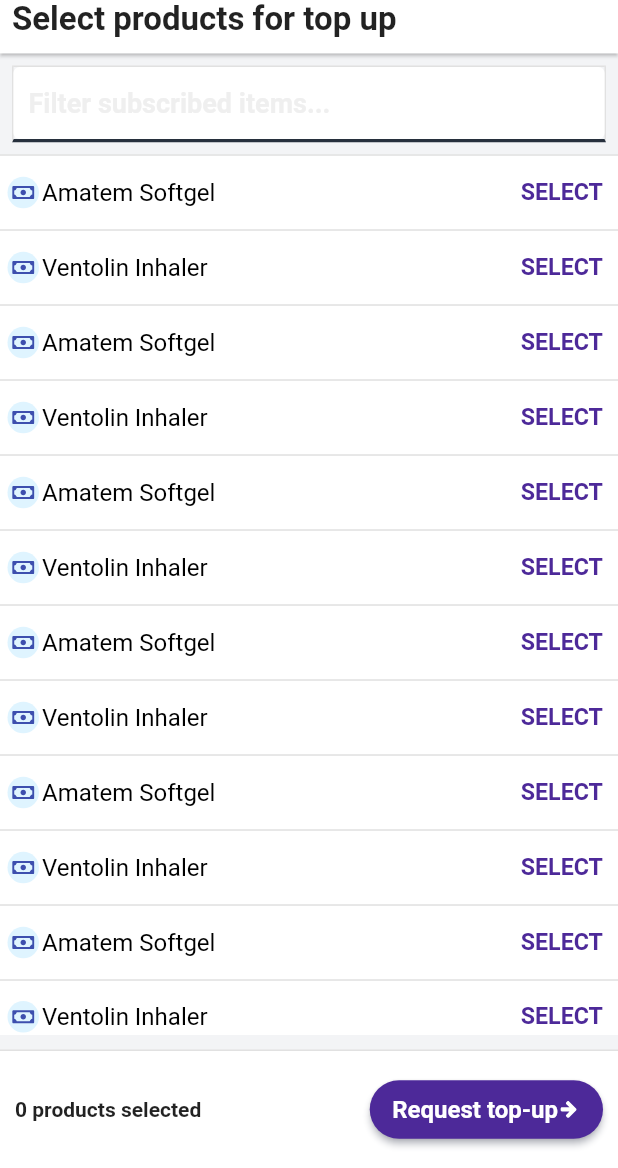
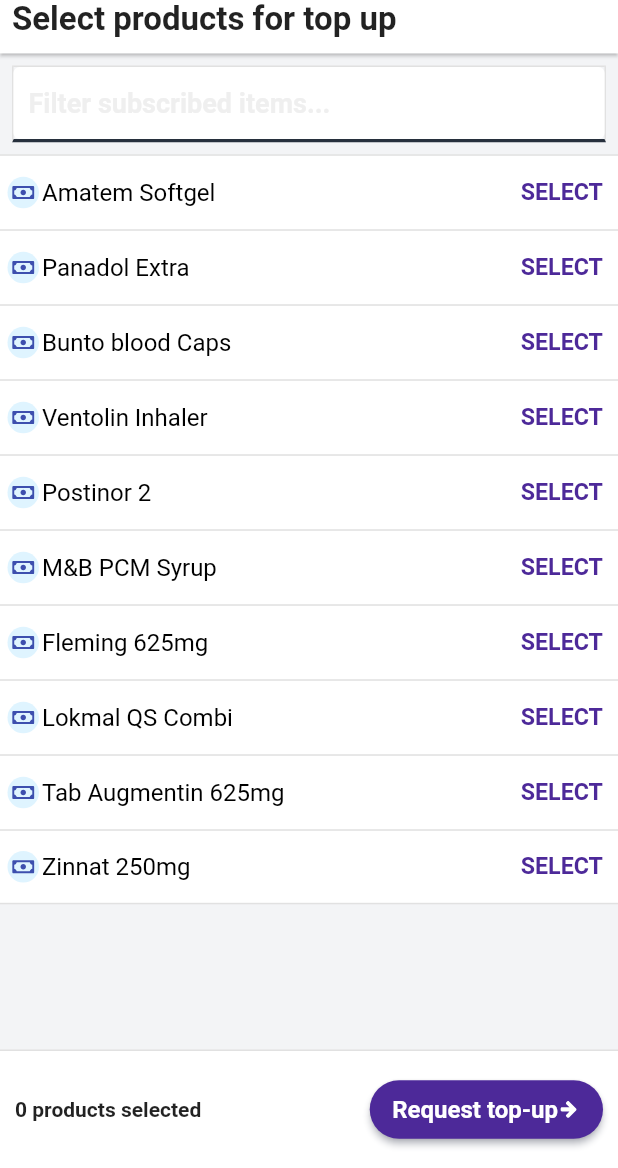
Before and after one commit to ngbede/shelflife, a Flutter app: the Topups screen opened directly, on a phone screen of 412 x 824 dp, the part 68-1236 px from its top. Run offline on Flutter 3.47's test engine with Material 2 defaults, Android fonts, the phone set to English and light mode, and no system bars; our stand-ins replace flutter_svg.

Commit message:
enhance the product class

```diff
--- a/lib/models/product.dart
+++ b/lib/models/product.dart
@@ -1,21 +1,39 @@
 class Product {
-  final String name;
-  final double price;
+  final String id;
+  final String fullName;
+  final double unitPrice;
+  final String basicUnit;
+  final int presentation;
+  final String category;
+  final bool? eligibleForPAYS;
+  final bool? eligibleForPOD;
 
   Product({
-    required this.name,
-    required this.price,
+    required this.id,
+    required this.fullName,
+    required this.unitPrice,
+    required this.basicUnit,
+    required this.presentation,
+    required this.category,
+    this.eligibleForPAYS,
+    this.eligibleForPOD,
   });
 
   Map<String, dynamic> toJson() => {
-        "name": name,
-        "price": price,
+        "name": fullName,
+        "price": unitPrice,
       };
 
   factory Product.fromJson(Map<String, dynamic> json) {
     return Product(
-      name: json["name"],
-      price: json["price"],
+      id: json["id"],
+      fullName: json["fullName"],
+      unitPrice: json["unitPrice"],
+      basicUnit: json["basicUnit"],
+      presentation: json["presentation"],
+      category: json["category"],
+      eligibleForPAYS: json["eligibleForPAYS"],
+      eligibleForPOD: json["eligibleForPOD"],
     );
   }
 }
--- a/lib/models/sample_products.dart
+++ b/lib/models/sample_products.dart
@@ -5,16 +5,104 @@
 // then using the list of products we can do stuff like search for product and implement some logic
 // basic version of the model for now
 final List<Product> sampleProducts = [
-  Product(name: "Amatem Softgel", price: 1270.00),
-  Product(name: "Ventolin Inhaler", price: 2300),
-  Product(name: "Amatem Softgel", price: 1270.00),
-  Product(name: "Ventolin Inhaler", price: 2300),
-  Product(name: "Amatem Softgel", price: 1270.00),
-  Product(name: "Ventolin Inhaler", price: 2300),
-  Product(name: "Amatem Softgel", price: 1270.00),
-  Product(name: "Ventolin Inhaler", price: 2300),
-  Product(name: "Amatem Softgel", price: 1270.00),
-  Product(name: "Ventolin Inhaler", price: 2300),
-  Product(name: "Amatem Softgel", price: 1270.00),
-  Product(name: "Ventolin Inhaler", price: 2300),
+  Product(
+    id: "product:6198",
+    fullName: "Amatem Softgel",
+    unitPrice: 1143,
+    basicUnit: "units",
+    presentation: 1,
+    category: "Antimalarial",
+    eligibleForPAYS: true,
+    eligibleForPOD: true,
+  ),
+  Product(
+    id: "product:6157",
+    fullName: "Panadol Extra",
+    unitPrice: 1206,
+    basicUnit: "units",
+    presentation: 1,
+    category: "Analgesic",
+    eligibleForPAYS: true,
+    eligibleForPOD: true,
+  ),
+  Product(
+    id: "product:6299",
+    fullName: "Bunto blood Caps",
+    unitPrice: 417,
+    basicUnit: "units",
+    presentation: 1,
+    category: "Supplement",
+    eligibleForPAYS: true,
+    eligibleForPOD: true,
+  ),
+  Product(
+    id: "product:6035",
+    fullName: "Ventolin Inhaler",
+    unitPrice: 1150,
+    basicUnit: "units",
+    presentation: 1,
+    category: "Antiasthmatic",
+    eligibleForPAYS: true,
+    eligibleForPOD: true,
+  ),
+  Product(
+    id: "product:6023",
+    fullName: "Postinor 2",
+    unitPrice: 489,
+    basicUnit: "units",
+    presentation: 1,
+    category: "Family Planning",
+    eligibleForPAYS: true,
+    eligibleForPOD: true,
+  ),
+  Product(
+    id: "product:6344",
+    fullName: "M&B PCM Syrup",
+    unitPrice: 186,
+    basicUnit: "units",
+    presentation: 1,
+    category: "Analgesic",
+    eligibleForPAYS: true,
+    eligibleForPOD: true,
+  ),
+  Product(
+    id: "product:6080",
+    fullName: "Fleming 625mg",
+    unitPrice: 1448,
+    basicUnit: "units",
+    presentation: 1,
+    category: "Antibiotic",
+    eligibleForPAYS: true,
+    eligibleForPOD: true,
+  ),
+  Product(
+    id: "product:6229",
+    fullName: "Lokmal QS Combi",
+    unitPrice: 604,
+    basicUnit: "units",
+    presentation: 1,
+    category: "Antimalarial",
+    eligibleForPAYS: true,
+    eligibleForPOD: true,
+  ),
+  Product(
+    id: "product:6005",
+    fullName: "Tab Augmentin 625mg",
+    unitPrice: 3022,
+    basicUnit: "14 tablets",
+    presentation: 1,
+    category: "Antibiotic",
+    eligibleForPAYS: true,
+    eligibleForPOD: true,
+  ),
+  Product(
+    id: "product:6240",
+    fullName: "Zinnat 250mg",
+    unitPrice: 2639,
+    basicUnit: "units",
+    presentation: 1,
+    category: "Antibiotic",
+    eligibleForPAYS: true,
+    eligibleForPOD: true,
+  ),
 ];
--- a/lib/views/products/topups.dart
+++ b/lib/views/products/topups.dart
@@ -122,7 +122,7 @@
                                       width: 25,
                                     ),
                                     Text(
-                                      sampleProducts[index].name,
+                                      sampleProducts[index].fullName,
                                       style: TextStyle(
                                         fontSize: 16,
                                         color: _selected
```
